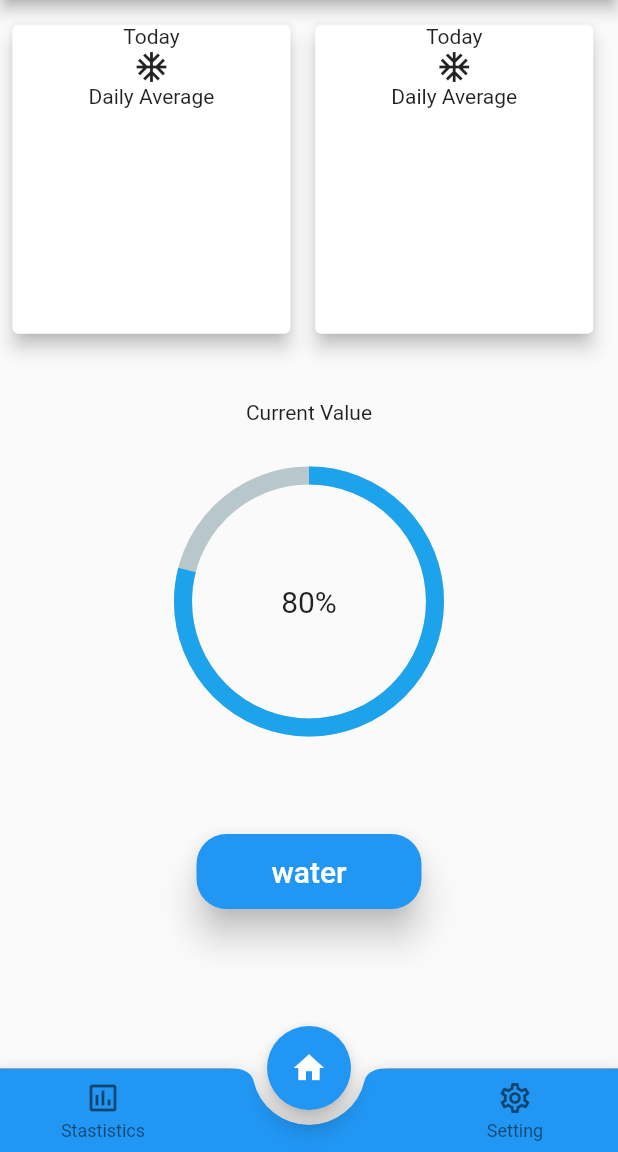
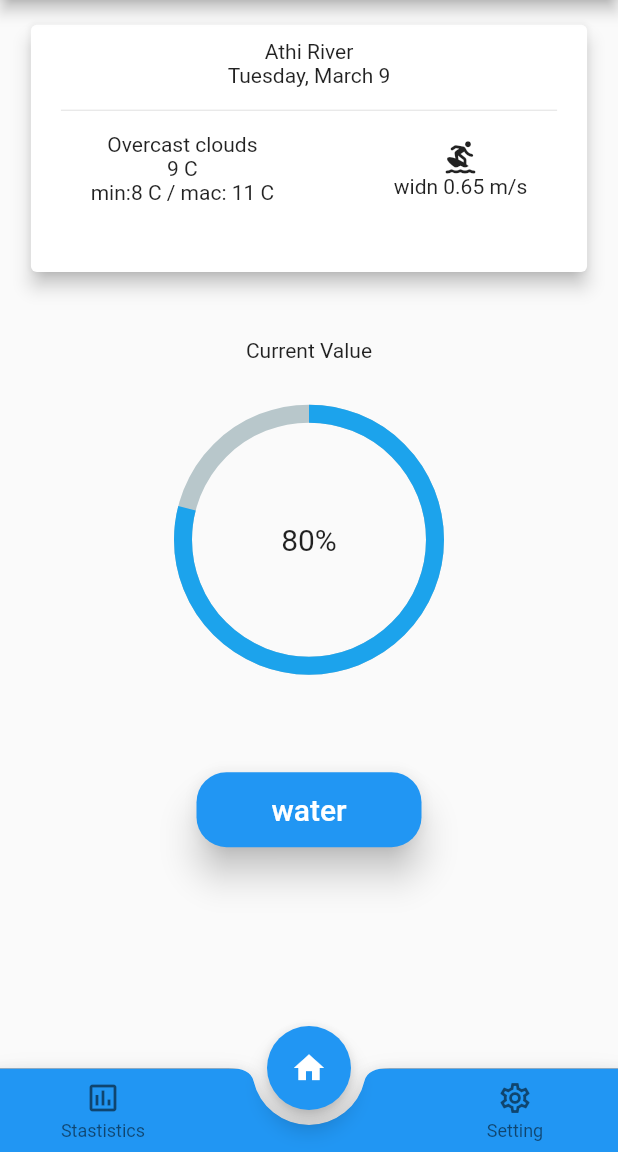
Before and after one commit to ElieBamunoba/water_sensorApp, a Flutter app: the screen it shows after launch, on a phone screen of 412 x 824 dp, the part 84-1236 px from its top. Run offline on Flutter 3.47's test engine with Material 2 defaults, Android fonts, the phone set to English and light mode, and no system bars; drawn by our look-alikes of percent_indicator.

Commit message:
new features

```diff
--- a/lib/screens/home_screen.dart
+++ b/lib/screens/home_screen.dart
@@ -1,7 +1,7 @@
 import 'package:flutter/material.dart';
 import 'package:percent_indicator/circular_percent_indicator.dart';
-import 'package:water_sensor/widgets/card_dashboard.dart';
-import 'package:water_sensor/widgets/waveClipper.dart';
+import 'package:water_sensor/widgets/weather_card.dart';
+import '../widgets/waveClipper.dart';
 
 class HomeScreen extends StatefulWidget {
   const HomeScreen({Key? key}) : super(key: key);
@@ -15,19 +15,8 @@ class _HomeScreenState extends State<HomeScreen> {
   Widget build(BuildContext context) {
     return Column(
       children: [
+        WeatherCard(),
         // ignore: avoid_unnecessary_containers
-        Row(
-          children: [
-            CardDashboard(
-                title: "Today",
-                widget: const Icon(Icons.ac_unit_outlined),
-                text2: "Daily Average"),
-            CardDashboard(
-                title: "Today",
-                widget: const Icon(Icons.ac_unit_outlined),
-                text2: "Daily Average"),
-          ],
-        ),
         Container(
           margin: EdgeInsets.all(20),
           padding: const EdgeInsets.all(8.0),
--- a/lib/widgets/card_dashboard.dart
+++ /dev/null
@@ -1,37 +0,0 @@
-import 'package:flutter/material.dart';
-
-class CardDashboard extends StatelessWidget {
-  final String title;
-  final Widget widget;
-  final String text2;
-
-  CardDashboard({
-    required this.title,
-    required this.widget,
-    required this.text2,
-  });
-  @override
-  Widget build(BuildContext context) {
-    double mediaWidth = MediaQuery.of(context).size.width;
-    double mediaHeight = MediaQuery.of(context).size.height;
-
-    return Card(
-      margin: EdgeInsets.symmetric(
-        horizontal: mediaWidth * 2 / 100,
-        vertical: mediaHeight * 2 / 100,
-      ),
-      elevation: 5,
-      child: Container(
-        width: mediaWidth * 45 / 100,
-        height: mediaHeight * 25 / 100,
-        child: Column(
-          children: [
-            Text(title),
-            widget,
-            Text(text2),
-          ],
-        ),
-      ),
-    );
-  }
-}
```
Also changed, not shown: pubspec.yaml (+11 -11 lines), assets/fonts/flutterfonts.ttf (added).
